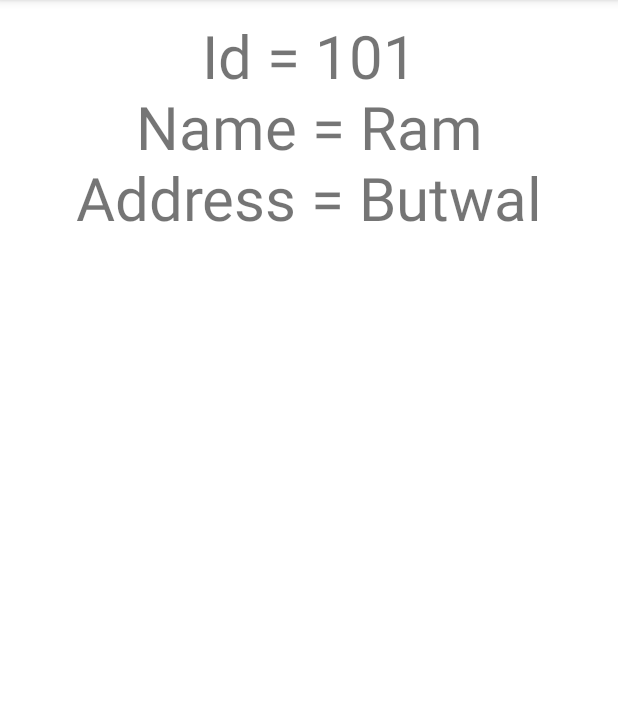
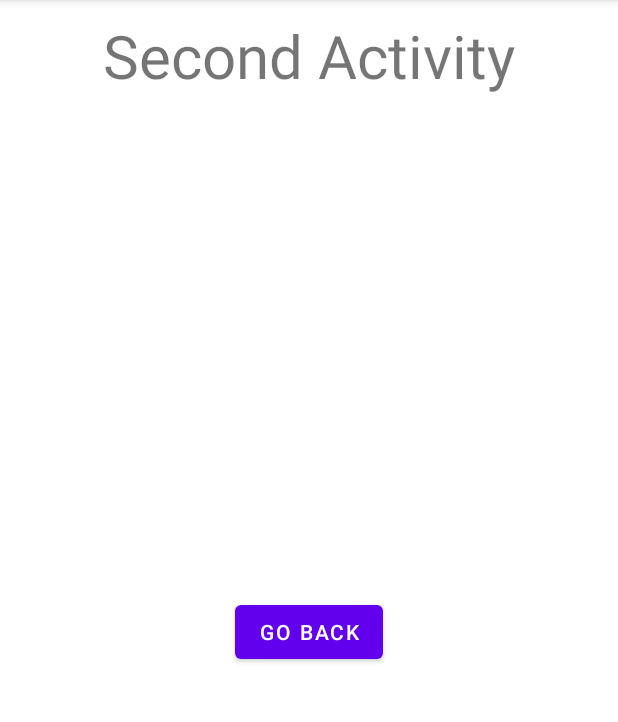
Before and after one commit to San0330/MP80, an Android app: the screen it shows after launch (SecondActivity), after a tap on "CLICK ME", on a phone screen of 412 x 824 dp, the part 84-806 px from its top. Run offline under Robolectric (Android 15) with nearby library versions, the phone set to English and light mode, and no system bars.

Commit message:
Get result back from activity

```diff
--- a/app/src/main/java/com/example/mobileprogramming/MainActivity.java
+++ b/app/src/main/java/com/example/mobileprogramming/MainActivity.java
@@ -4,6 +4,7 @@ import android.content.Intent;
 import android.os.Bundle;
 import android.view.View;
 import android.widget.Button;
+import android.widget.TextView;
 
 import androidx.activity.EdgeToEdge;
 import androidx.annotation.Nullable;
@@ -39,11 +40,21 @@ public class MainActivity extends AppCompatActivity {
             @Override
             public void onClick(View v) {
                 Intent i = new Intent(MainActivity.this, SecondActivity.class);
-                i.putExtra("id", 101);
-                i.putExtra("name", "Ram");
-                i.putExtra("address", "Butwal");
-                startActivity(i);
+                startActivityForResult(i,2);
             }
         });
     }
+
+    @Override
+    protected void onActivityResult(int requestCode,int resultCode, @Nullable Intent data) {
+        super.onActivityResult(requestCode, resultCode, data);
+
+        TextView tv = findViewById(R.id.tv);
+        if(requestCode == 2 && resultCode == RESULT_OK && data != null){
+            String message = data.getStringExtra("message");
+            tv.setText(message);
+        } else if(requestCode == 2){
+            tv.setText("Cancelled, no message");
+        }
+    }
 }
--- a/app/src/main/java/com/example/mobileprogramming/SecondActivity.java
+++ b/app/src/main/java/com/example/mobileprogramming/SecondActivity.java
@@ -2,6 +2,8 @@ package com.example.mobileprogramming;
 
 import android.content.Intent;
 import android.os.Bundle;
+import android.view.View;
+import android.widget.Button;
 import android.widget.TextView;
 
 import androidx.activity.EdgeToEdge;
@@ -26,14 +28,15 @@ public class SecondActivity extends AppCompatActivity {
             return insets;
         });
 
-        // receiving data
-        Intent i = getIntent();
-        int id = i.getIntExtra("id",0);
-        String name= i.getStringExtra("name");
-        String address = i.getStringExtra("address");
-
-        // display received data in textview
-        TextView tv1 = findViewById(R.id.tv);
-        tv1.setText("Id = " + id + "\nName = " + name + "\nAddress = " + address);
+        Button btn2 = findViewById(R.id.btn);
+        btn2.setOnClickListener(new View.OnClickListener() {
+            @Override
+            public void onClick(View v) {
+                Intent i = new Intent();
+                i.putExtra("message", "I am back with a msg !");
+                setResult(RESULT_OK, i);
+                finish();
+            }
+        });
     }
 }
--- a/app/src/main/res/layout/activity_main.xml
+++ b/app/src/main/res/layout/activity_main.xml
@@ -6,6 +6,7 @@
     android:layout_height="match_parent">
 
     <TextView
+        android:id="@+id/tv"
         android:layout_width="match_parent"
         android:layout_height="wrap_content"
         android:text="@string/hello_bca_6th"
--- a/app/src/main/res/layout/activity_second.xml
+++ b/app/src/main/res/layout/activity_second.xml
@@ -11,9 +11,22 @@
         android:id="@+id/tv"
         android:layout_width="match_parent"
         android:layout_height="wrap_content"
-        android:text="Second Activity"
         android:gravity="center"
         android:padding="10dp"
-        android:textSize="40sp"/>
+        android:text="Second Activity"
+        android:textSize="40sp"
+        app:layout_constraintEnd_toEndOf="parent"
+        app:layout_constraintStart_toStartOf="parent"
+        app:layout_constraintTop_toTopOf="parent" />
+
+    <Button
+        android:id="@+id/btn"
+        android:layout_width="wrap_content"
+        android:layout_height="wrap_content"
+        android:text="Go Back"
+        app:layout_constraintBottom_toBottomOf="parent"
+        app:layout_constraintEnd_toEndOf="parent"
+        app:layout_constraintStart_toStartOf="parent"
+        app:layout_constraintTop_toBottomOf="@+id/tv" />
 
 </androidx.constraintlayout.widget.ConstraintLayout>
```
